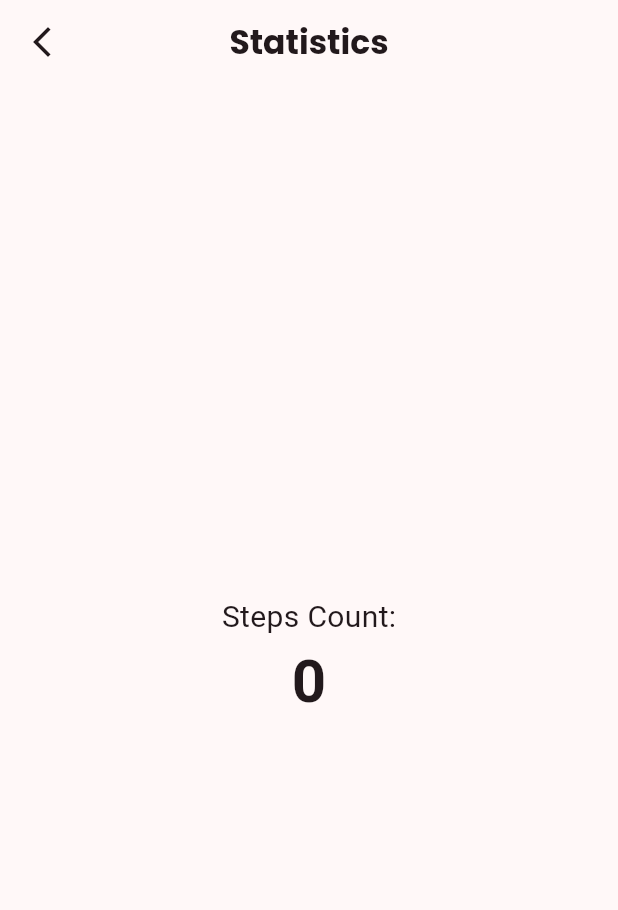
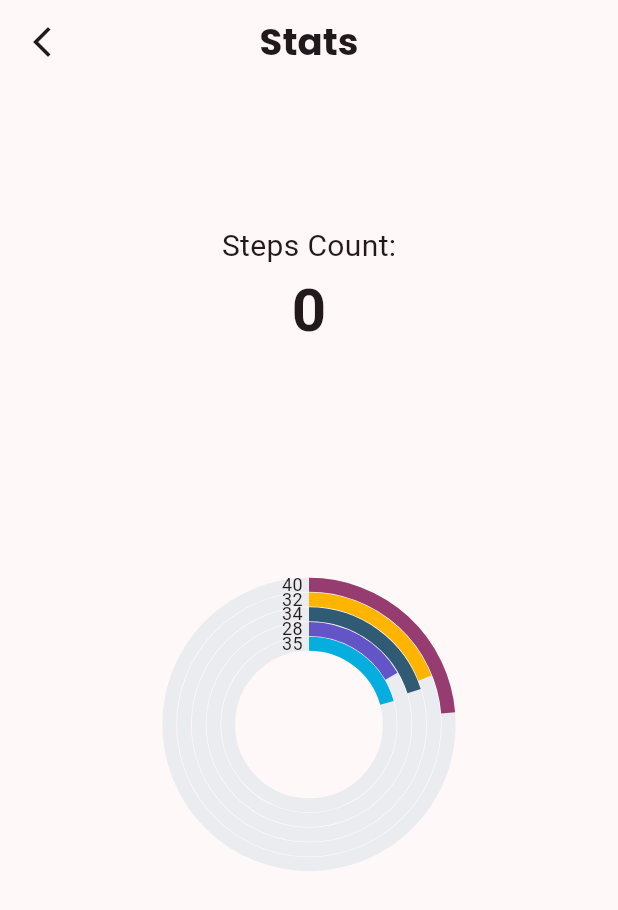
Before and after one commit to mianhunainhamza/gym-fit-flutter, a Flutter app: the screen it shows after launch, item 5 of the bottom bar chosen, after a tap on "Statistics", on a phone screen of 412 x 824 dp. Shown: the top 910 px of the screen. Run offline on Flutter 3.47's test engine with Material 3 defaults, Android fonts, the phone set to English and light mode, and no system bars; our stand-ins replace cloud_firestore, firebase_auth, firebase_core, get, google_fonts, google_nav_bar and 4 more; accounts and stored records are empty.

Commit message:
add live track

```diff
--- a/lib/view/Home/Profile/Functions/statistics.dart
+++ b/lib/view/Home/Profile/Functions/statistics.dart
@@ -1,19 +1,17 @@
-import 'package:flutter/cupertino.dart';
 import 'package:flutter/material.dart';
 import 'package:get/get.dart';
-import 'package:get/get_core/src/get_main.dart';
 import 'package:google_fonts/google_fonts.dart';
 import 'package:pedometer/pedometer.dart';
+import 'package:syncfusion_flutter_charts/charts.dart';
 
 class Statistics extends StatefulWidget {
-  const Statistics({super.key});
-
+  const Statistics({Key? key}) : super(key: key);
 
   @override
-  _StatisticsState createState() => _StatisticsState();
+  StatisticsState createState() => StatisticsState();
 }
 
-class _StatisticsState extends State<Statistics> {
+class StatisticsState extends State<Statistics> {
   late Stream<StepCount> _stepCountStream;
   int _steps = 0;
 
@@ -40,25 +38,38 @@ class _StatisticsState extends State<Statistics> {
     _stepCountStream = Pedometer.stepCountStream;
 
     // Listen to streams and handle errors
-    _stepCountStream.listen(onStepCount).onError(onStepCountError);
+    _stepCountStream.listen(onStepCount, onError: onStepCountError);
   }
 
   @override
   Widget build(BuildContext context) {
+    List<_SalesData> data = [
+      _SalesData('Jan', 35),
+      _SalesData('Feb', 28),
+      _SalesData('Mar', 34),
+      _SalesData('Apr', 32),
+      _SalesData('May', 40)
+    ];
+
     return Scaffold(
       appBar: AppBar(
-        title: Text('Statistics',style: GoogleFonts.poppins(fontWeight: FontWeight.bold),),
-        centerTitle: true,
         automaticallyImplyLeading: false,
-        leading: IconButton(
-          onPressed: () {
+        leading: GestureDetector(
+          onTap: () {
             Get.back();
           },
-          icon: const Icon(Icons.arrow_back_ios_new),
+          child: const Icon(Icons.arrow_back_ios_new),
+        ),
+        centerTitle: true,
+        title: Text(
+          'Stats',
+          style: GoogleFonts.poppins(
+            fontSize: Get.height * 0.03,
+            fontWeight: FontWeight.bold,
           ),
         ),
-      body: Center(
-        child: Column(
+      ),
+      body: Column(
         mainAxisAlignment: MainAxisAlignment.center,
         children: [
           const Text(
@@ -69,9 +80,30 @@ class _StatisticsState extends State<Statistics> {
             '$_steps',
             style: const TextStyle(fontSize: 40, fontWeight: FontWeight.bold),
           ),
+          SizedBox(
+            height: Get.height * .6,
+            width: Get.width,
+            child: SfCircularChart(
+              series: <CircularSeries<_SalesData, String>>[
+                RadialBarSeries<_SalesData, String>(
+                  radius: '50%',
+                  dataSource: data,
+                  xValueMapper: (_SalesData sales, _) => sales.year,
+                  yValueMapper: (_SalesData sales, _) => sales.sales,
+                  dataLabelSettings: const DataLabelSettings(isVisible: true),
+                ),
               ],
             ),
+          ),
+        ],
       ),
     );
   }
 }
+
+class _SalesData {
+  _SalesData(this.year, this.sales);
+
+  final String year;
+  final double sales;
+}
```
Lines whose indentation alone changed are shown as unchanged.
